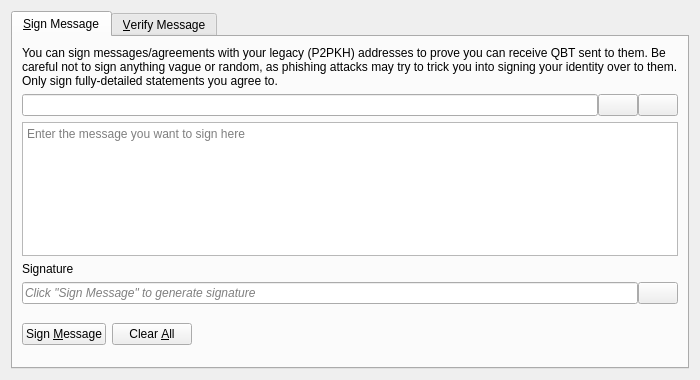
First picture: the form in src/qt/forms/signverifymessagedialog.ui, repository Qbit-Org/qbit, before the edit.
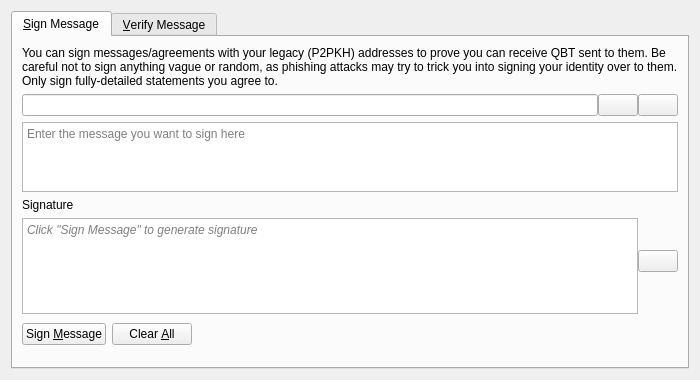
Second picture: the form after the edit. Icons and pictures are not drawn. Custom widgets are drawn as their Qt base class.

Commit message: qt: add P2MR data signature dialog

Patch:
```diff
--- a/src/qt/forms/signverifymessagedialog.ui
+++ b/src/qt/forms/signverifymessagedialog.ui
@@ -120,7 +120,13 @@
           <number>0</number>
          </property>
          <item>
-          <widget class="QLineEdit" name="signatureOut_SM">
+          <widget class="QPlainTextEdit" name="signatureOut_SM">
+           <property name="minimumSize">
+            <size>
+             <width>0</width>
+             <height>96</height>
+            </size>
+           </property>
            <property name="placeholderText">
             <string>Click "Sign Message" to generate signature</string>
            </property>
```
The commit also changes 10 other files.
